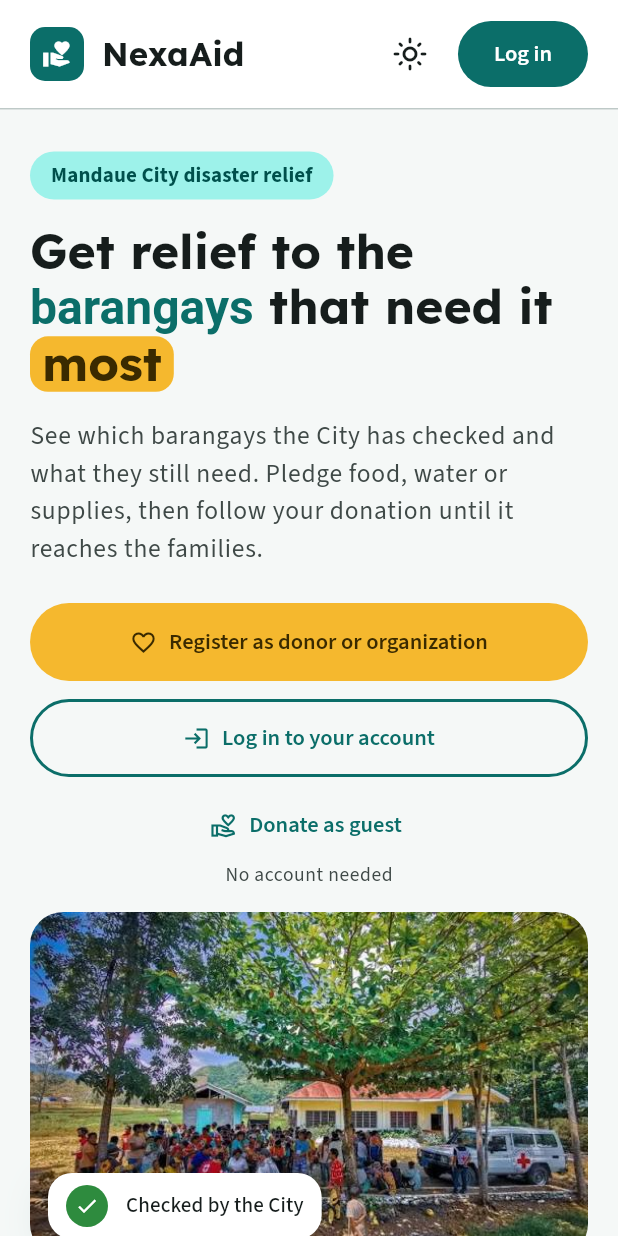
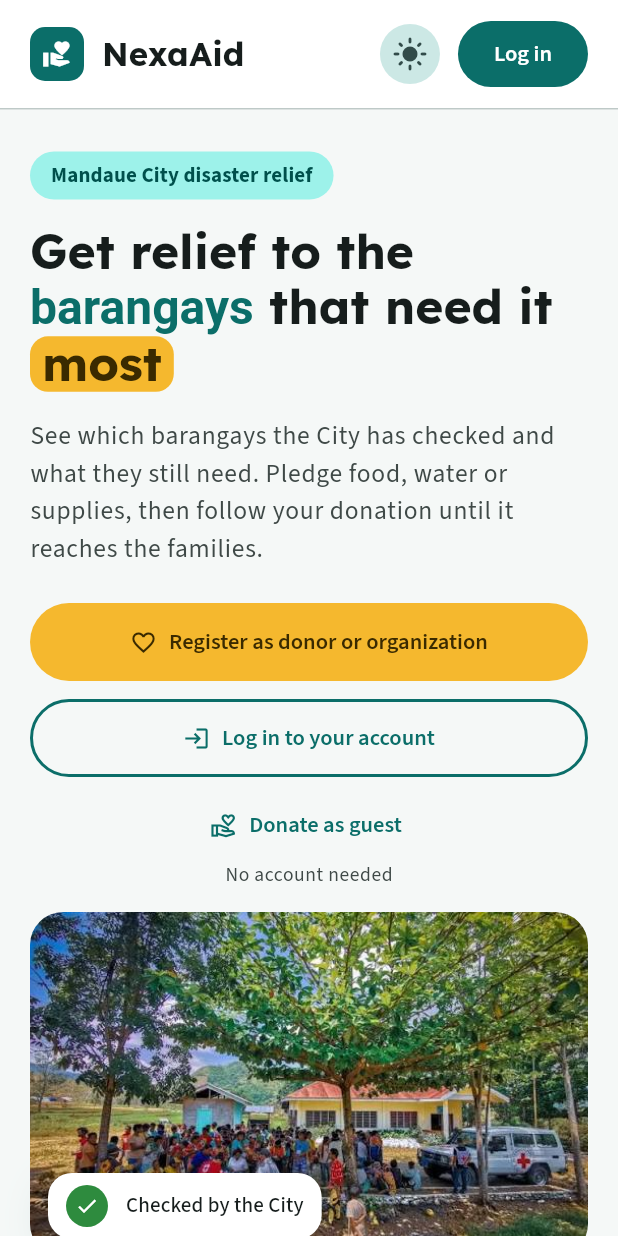
Before and after one commit to EdgeTech-team/nexaaid-capstone-2, a Flutter app: the screen it shows after launch, on a phone screen of 412 x 824 dp. Run offline on Flutter 3.47's test engine with Material 3 defaults, Android fonts, the phone set to English and light mode, and no system bars; our stand-ins replace file_picker, flutter_map, google_fonts, image_picker, latlong2, shared_preferences; missing offline and left inert: mobile_scanner, pdfrx; network calls fail.

Commit message:
Landing page: one-tap sun/moon toggle instead of the 3-choice menu
Co-Authored-By: Claude Opus 5.5 <noreply@anthropic.com>
Claude-Session: https://claude.ai/code/session_01Q8Mo4HL25ArFr4PsNV1sNs

```diff
--- a/mobile/lib/ui/landing/landing_sections.dart
+++ b/mobile/lib/ui/landing/landing_sections.dart
@@ -165,9 +165,10 @@ class LandingHeader extends StatelessWidget {
                   ),
                   Gaps.h8,
                 ],
-                // Light / dark mode picker (Ivan's note): not inside the
-                // login pop-up; signed in, it is in Profile.
-                ThemeToggleButton(color: cs.onSurface),
+                // One tap switches light and dark (sun in light mode,
+                // moon in dark), same button as Profile. Not inside the
+                // login pop-up.
+                const SunMoonToggle(),
                 Gaps.h8,
                 FilledButton(
                   onPressed: onLogIn,
--- a/mobile/lib/ui/theme_toggle.dart
+++ b/mobile/lib/ui/theme_toggle.dart
@@ -2,60 +2,8 @@ import 'package:flutter/material.dart';
 
 import '../design/design.dart';
 
-/// The light/dark picker for people who are not signed in: the rightmost
-/// button of the landing page header (never inside the sign-in pop-out).
-/// It offers the same three choices as Profile > Appearance (System,
-/// Light, Dark) and changes the same [AppTheme.mode], so the choice
-/// carries over after signing in.
-class ThemeToggleButton extends StatelessWidget {
-  /// Icon color, e.g. white on the dark landing hero.
-  final Color? color;
-  const ThemeToggleButton({super.key, this.color});
-
-  static const _choices = [
-    (ThemeMode.system, Icons.brightness_auto_outlined, 'System'),
-    (ThemeMode.light, Icons.light_mode_outlined, 'Light'),
-    (ThemeMode.dark, Icons.dark_mode_outlined, 'Dark'),
-  ];
-
-  @override
-  Widget build(BuildContext context) {
-    return ValueListenableBuilder<ThemeMode>(
-      valueListenable: AppTheme.mode,
-      builder: (context, mode, _) {
-        final dark = Theme.of(context).brightness == Brightness.dark;
-        final cs = Theme.of(context).colorScheme;
-        return PopupMenuButton<ThemeMode>(
-          tooltip: 'Light or dark mode',
-          initialValue: mode,
-          onSelected: (m) => AppTheme.mode.value = m,
-          icon: Icon(
-            dark ? Icons.dark_mode_outlined : Icons.light_mode_outlined,
-            color: color,
-          ),
-          itemBuilder: (_) => [
-            for (final (value, icon, label) in _choices)
-              PopupMenuItem<ThemeMode>(
-                value: value,
-                child: Row(
-                  children: [
-                    Icon(icon, size: 20),
-                    Gaps.h12,
-                    Expanded(child: Text(label)),
-                    if (value == mode)
-                      Icon(Icons.check, size: 18, color: cs.primary),
-                  ],
-                ),
-              ),
-          ],
-        );
-      },
-    );
-  }
-}
-
-/// Ivan (Profile, top-right corner): one tap switches light and dark mode.
-/// The icon shows the mode you are in: a moon in dark mode, a sun in light
+/// Ivan (landing page header and Profile, top-right): one tap switches
+/// light and dark mode. The icon shows the mode you are in: a moon in dark mode, a sun in light
 /// mode (when the phone decides, the icon follows what is on screen).
 class SunMoonToggle extends StatelessWidget {
   const SunMoonToggle({super.key});
```
Also changed, not shown: 1 other file.
